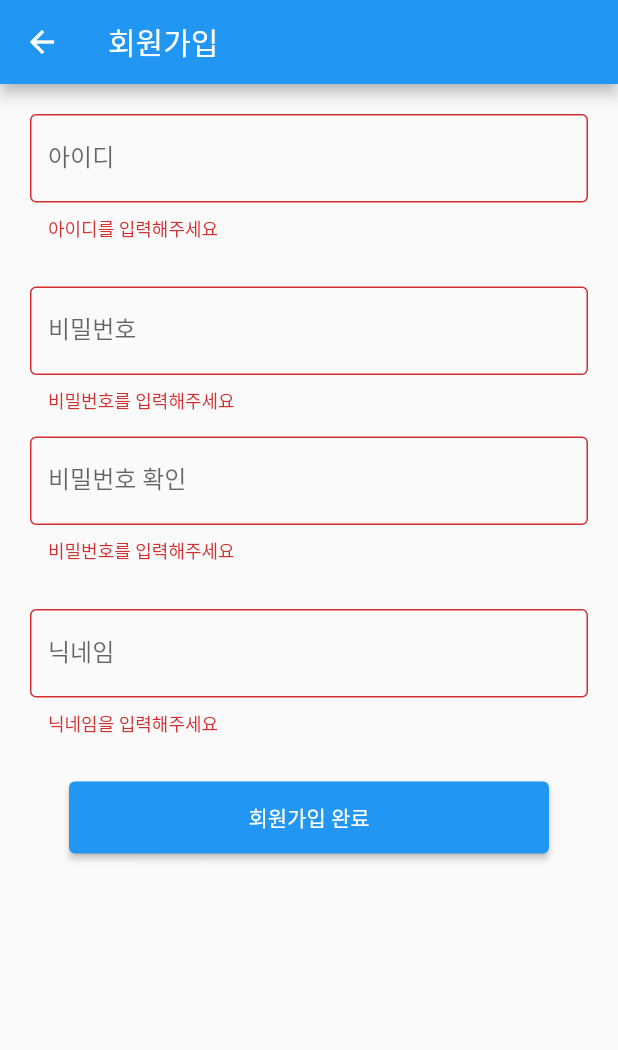
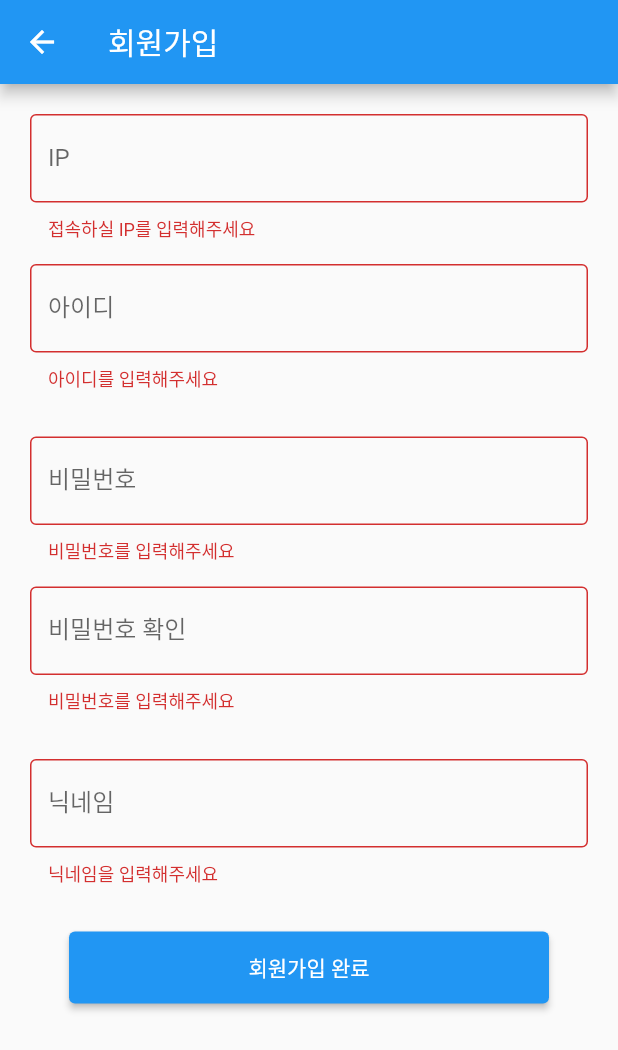
Before and after one commit to tnfy10/flutter_chat_example, a Flutter app: the RegisterPage screen opened directly, after a tap on "회원가입 완료", on a phone screen of 412 x 824 dp. Shown: the top 1050 px of the screen. Run offline on Flutter 3.47's test engine with Material 2 defaults, Android fonts, the phone set to English and light mode, and no system bars; our stand-ins replace shared_preferences; accounts and stored records are empty; network calls fail.

Commit message:
채팅 서버 IP를 입력해서 접속하도록 수정

```diff
--- a/lib/view/register_page.dart
+++ b/lib/view/register_page.dart
@@ -14,20 +14,21 @@ class RegisterPage extends StatefulWidget {
 
 class _RegisterPage extends State<RegisterPage> {
   var _validate = true;
+  var _ipCheck = true;
   var _idCheck = true;
   var _pwdCheck = true;
   var _pwd2Check = true;
   var _nickNameCheck = true;
 
-  Future<http.Response> registerPostRequest(Map data) async {
-    const url = 'http://myeoru.iptime.org:3000/register';
+  Future<http.Response> registerPostRequest(String ip, Map data) async {
+    var url = 'http://$ip/register';
 
     var body = json.encode(data);
 
     var response = await http.post(Uri.parse(url),
         headers: {"Content-Type": "application/json"}, body: body);
-    print("${response.statusCode}");
-    print("${response.body}");
+    debugPrint("${response.statusCode}");
+    debugPrint(response.body);
 
     return response;
   }
@@ -52,6 +53,7 @@ class _RegisterPage extends State<RegisterPage> {
 
   @override
   Widget build(BuildContext context) {
+    final ipController = TextEditingController();
     final idController = TextEditingController();
     final pwdController = TextEditingController();
     final pwd2Controller = TextEditingController();
@@ -69,6 +71,14 @@ class _RegisterPage extends State<RegisterPage> {
           child: Column(
             children: [
               TextField(
+                controller: ipController,
+                decoration: InputDecoration(
+                    border: const OutlineInputBorder(),
+                    label: const Text('IP'),
+                    errorText: _ipCheck ? null : '접속하실 IP를 입력해주세요'),
+              ),
+              const SizedBox(height: 15),
+              TextField(
                 controller: idController,
                 decoration: InputDecoration(
                     border: const OutlineInputBorder(),
@@ -83,8 +93,8 @@ class _RegisterPage extends State<RegisterPage> {
                   label: const Text('비밀번호'),
                   errorText: _pwdCheck
                       ? _validate
-                      ? null
-                      : '비밀번호가 일치하지 않습니다.'
+                          ? null
+                          : '비밀번호가 일치하지 않습니다.'
                       : '비밀번호를 입력해주세요',
                 ),
                 obscureText: true,
@@ -99,8 +109,8 @@ class _RegisterPage extends State<RegisterPage> {
                     label: const Text('비밀번호 확인'),
                     errorText: _pwd2Check
                         ? _validate
-                        ? null
-                        : '비밀번호가 일치하지 않습니다.'
+                            ? null
+                            : '비밀번호가 일치하지 않습니다.'
                         : '비밀번호를 입력해주세요'),
                 obscureText: true,
                 enableSuggestions: false,
@@ -116,25 +126,27 @@ class _RegisterPage extends State<RegisterPage> {
               const SizedBox(height: 30),
               ElevatedButton(
                   onPressed: () {
+                    final ip = ipController.text.trim();
                     final id = idController.text.trim();
                     final pwd = pwdController.text.trim();
                     final pwd2 = pwd2Controller.text.trim();
                     final nickName = nickNameController.text.trim();
 
-                    if (id.isNotEmpty &&
+                    if (ip.isNotEmpty &&
+                        id.isNotEmpty &&
                         pwd.isNotEmpty &&
                         pwd2.isNotEmpty &&
                         nickName.isNotEmpty) {
                       if (pwd == pwd2) {
                         Map data = {"id": id, "pwd": pwd, "nickName": nickName};
 
-                        registerPostRequest(data).then((value) {
+                        registerPostRequest(ip, data).then((value) {
                           if (value.statusCode == 204) {
                             Navigator.pushAndRemoveUntil(
                                 context,
                                 MaterialPageRoute(
                                     builder: (context) => const LoginPage()),
-                                    (route) => false);
+                                (route) => false);
                           } else {
                             _showDialog(context, '잠시 후 다시 시도해주세요.');
                           }
@@ -146,6 +158,7 @@ class _RegisterPage extends State<RegisterPage> {
                       }
                     } else {
                       setState(() {
+                        _ipCheck = ip.isNotEmpty;
                         _idCheck = id.isNotEmpty;
                         _pwdCheck = pwd.isNotEmpty;
                         _pwd2Check = pwd2.isNotEmpty;
@@ -154,7 +167,8 @@ class _RegisterPage extends State<RegisterPage> {
                     }
                   },
                   style: ButtonStyle(
-                      fixedSize: MaterialStateProperty.all(const Size(320, 48))),
+                      fixedSize:
+                          MaterialStateProperty.all(const Size(320, 48))),
                   child: const Text('회원가입 완료')),
             ],
           ),
```
Also changed, not shown: lib/provider/chat_provider.dart (+4 -5 lines), lib/view/chat_room_page.dart (+7 -5 lines), lib/view/login_page.dart (+41 -17 lines).
